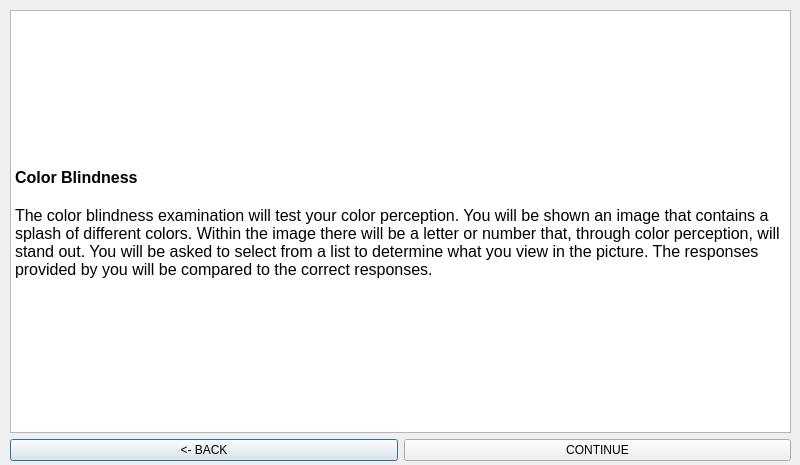
Before: the Qt Designer form Qt_Creator/projectPHOE/colordescr.ui in jdsalguer/senior_project, drawn with Qt 5.
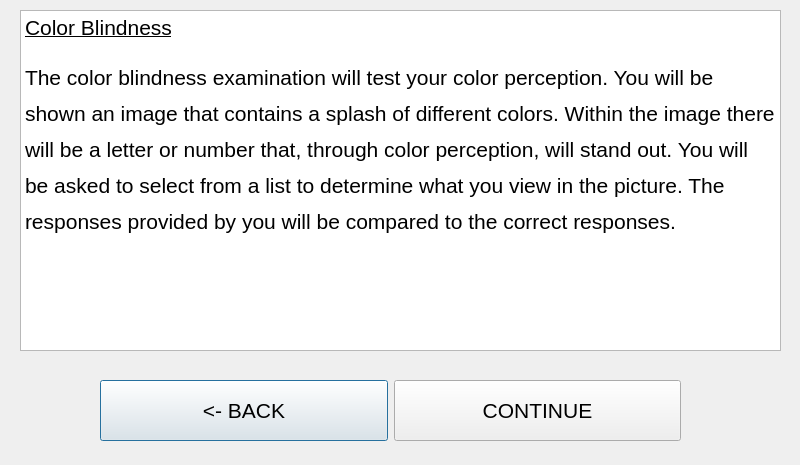
After: the same form once the commit is applied.

The edit to the form file:
```diff
--- a/Qt_Creator/projectPHOE/colordescr.ui
+++ b/Qt_Creator/projectPHOE/colordescr.ui
@@ -13,42 +13,47 @@
   <property name="windowTitle">
    <string>Dialog</string>
   </property>
-  <widget class="QWidget" name="">
-   <property name="geometry">
-    <rect>
-     <x>10</x>
-     <y>10</y>
-     <width>781</width>
-     <height>451</height>
-    </rect>
-   </property>
-   <layout class="QVBoxLayout" name="verticalLayout">
-    <item>
      <widget class="QTextBrowser" name="textBrowser">
+   <property name="geometry">
+    <rect>
+     <x>20</x>
+     <y>10</y>
+     <width>761</width>
+     <height>341</height>
+    </rect>
+   </property>
       <property name="html">
        <string>&lt;!DOCTYPE HTML PUBLIC &quot;-//W3C//DTD HTML 4.0//EN&quot; &quot;http://www.w3.org/TR/REC-html40/strict.dtd&quot;&gt;
 &lt;html&gt;&lt;head&gt;&lt;meta name=&quot;qrichtext&quot; content=&quot;1&quot; /&gt;&lt;style type=&quot;text/css&quot;&gt;
 p, li { white-space: pre-wrap; }
-&lt;/style&gt;&lt;/head&gt;&lt;body style=&quot; font-family:'MS Shell Dlg 2'; font-size:8.25pt; font-weight:400; font-style:normal;&quot;&gt;
-&lt;p style=&quot;-qt-paragraph-type:empty; margin-top:0px; margin-bottom:0px; margin-left:0px; margin-right:0px; -qt-block-indent:0; text-indent:0px; font-size:8pt;&quot;&gt;&lt;br /&gt;&lt;/p&gt;
-&lt;p style=&quot;-qt-paragraph-type:empty; margin-top:0px; margin-bottom:0px; margin-left:0px; margin-right:0px; -qt-block-indent:0; text-indent:0px; font-size:12pt; font-weight:600;&quot;&gt;&lt;br /&gt;&lt;/p&gt;
-&lt;p style=&quot;-qt-paragraph-type:empty; margin-top:0px; margin-bottom:0px; margin-left:0px; margin-right:0px; -qt-block-indent:0; text-indent:0px; font-size:12pt; font-weight:600;&quot;&gt;&lt;br /&gt;&lt;/p&gt;
-&lt;p style=&quot;-qt-paragraph-type:empty; margin-top:0px; margin-bottom:0px; margin-left:0px; margin-right:0px; -qt-block-indent:0; text-indent:0px; font-size:12pt; font-weight:600;&quot;&gt;&lt;br /&gt;&lt;/p&gt;
-&lt;p style=&quot;-qt-paragraph-type:empty; margin-top:0px; margin-bottom:0px; margin-left:0px; margin-right:0px; -qt-block-indent:0; text-indent:0px; font-size:12pt; font-weight:600;&quot;&gt;&lt;br /&gt;&lt;/p&gt;
-&lt;p style=&quot;-qt-paragraph-type:empty; margin-top:0px; margin-bottom:0px; margin-left:0px; margin-right:0px; -qt-block-indent:0; text-indent:0px; font-size:12pt; font-weight:600;&quot;&gt;&lt;br /&gt;&lt;/p&gt;
-&lt;p style=&quot;-qt-paragraph-type:empty; margin-top:0px; margin-bottom:0px; margin-left:0px; margin-right:0px; -qt-block-indent:0; text-indent:0px;&quot;&gt;&lt;br /&gt;&lt;/p&gt;
-&lt;p style=&quot;-qt-paragraph-type:empty; margin-top:0px; margin-bottom:0px; margin-left:0px; margin-right:0px; -qt-block-indent:0; text-indent:0px;&quot;&gt;&lt;br /&gt;&lt;/p&gt;
-&lt;p style=&quot;-qt-paragraph-type:empty; margin-top:0px; margin-bottom:0px; margin-left:0px; margin-right:0px; -qt-block-indent:0; text-indent:0px; font-size:12pt; font-weight:600;&quot;&gt;&lt;br /&gt;&lt;/p&gt;
-&lt;p style=&quot; margin-top:0px; margin-bottom:0px; margin-left:0px; margin-right:0px; -qt-block-indent:0; text-indent:0px;&quot;&gt;&lt;span style=&quot; font-size:12pt; font-weight:600;&quot;&gt;Color Blindness&lt;/span&gt;&lt;/p&gt;
-&lt;p style=&quot;-qt-paragraph-type:empty; margin-top:0px; margin-bottom:0px; margin-left:0px; margin-right:0px; -qt-block-indent:0; text-indent:0px; font-size:12pt;&quot;&gt;&lt;br /&gt;&lt;/p&gt;
-&lt;p style=&quot; margin-top:0px; margin-bottom:0px; margin-left:0px; margin-right:0px; -qt-block-indent:0; text-indent:0px;&quot;&gt;&lt;span style=&quot; font-size:12pt;&quot;&gt;The color blindness examination will test your color perception. You will be shown an image that contains a splash of different colors. Within the image there will be a letter or number that, through color perception, will stand out. You will be asked to select from a list to determine what you view in the picture. The responses provided by you will be compared to the correct responses.&lt;/span&gt;&lt;/p&gt;&lt;/body&gt;&lt;/html&gt;</string>
-      </property>
-     </widget>
-    </item>
-    <item>
+&lt;/style&gt;&lt;/head&gt;&lt;body style=&quot; font-family:'Ubuntu'; font-size:11pt; font-weight:400; font-style:normal;&quot;&gt;
+&lt;p style=&quot; margin-top:12px; margin-bottom:0px; margin-left:0px; margin-right:0px; -qt-block-indent:0; text-indent:0px; line-height:150%;&quot;&gt;&lt;span style=&quot; font-size:16pt; text-decoration: underline;&quot;&gt;Color Blindness&lt;/span&gt;&lt;/p&gt;
+&lt;p style=&quot; margin-top:12px; margin-bottom:0px; margin-left:0px; margin-right:0px; -qt-block-indent:0; text-indent:0px; line-height:150%;&quot;&gt;&lt;span style=&quot; font-size:16pt;&quot;&gt;The color blindness examination will test your color perception. You will be shown an image that contains a splash of different colors. Within the image there will be a letter or number that, through color perception, will stand out. You will be asked to select from a list to determine what you view in the picture. The responses provided by you will be compared to the correct responses. &lt;/span&gt;&lt;/p&gt;&lt;/body&gt;&lt;/html&gt;</string>
+   </property>
+  </widget>
+  <widget class="QWidget" name="">
+   <property name="geometry">
+    <rect>
+     <x>100</x>
+     <y>380</y>
+     <width>581</width>
+     <height>61</height>
+    </rect>
+   </property>
      <layout class="QHBoxLayout" name="horizontalLayout">
       <item>
        <widget class="QPushButton" name="cdescrbakButton">
+      <property name="sizePolicy">
+       <sizepolicy hsizetype="Minimum" vsizetype="Expanding">
+        <horstretch>0</horstretch>
+        <verstretch>0</verstretch>
+       </sizepolicy>
+      </property>
+      <property name="font">
+       <font>
+        <pointsize>16</pointsize>
+       </font>
+      </property>
         <property name="text">
          <string>&lt;- BACK</string>
         </property>
@@ -56,12 +61,21 @@
       </item>
       <item>
        <widget class="QPushButton" name="cdescrcontButton">
+      <property name="sizePolicy">
+       <sizepolicy hsizetype="Minimum" vsizetype="Expanding">
+        <horstretch>0</horstretch>
+        <verstretch>0</verstretch>
+       </sizepolicy>
+      </property>
+      <property name="font">
+       <font>
+        <pointsize>16</pointsize>
+       </font>
+      </property>
         <property name="text">
          <string>CONTINUE</string>
         </property>
        </widget>
-      </item>
-     </layout>
     </item>
    </layout>
   </widget>
```
Lines whose indentation alone changed are shown as unchanged.
